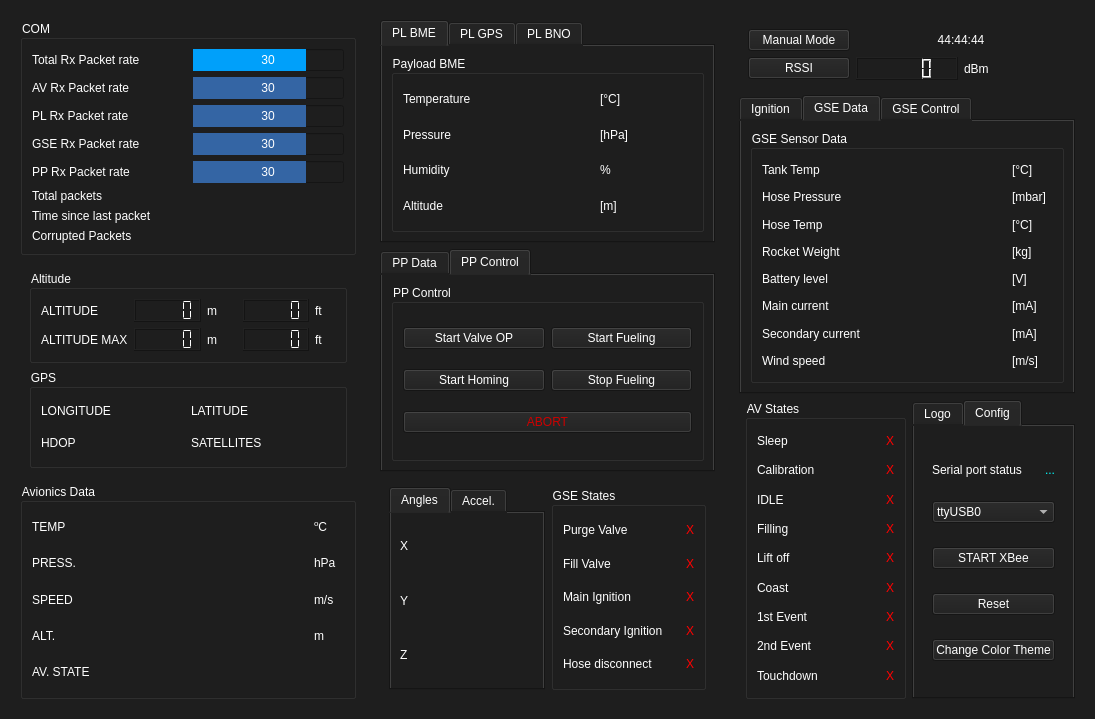
Before: the Qt Designer form UI/ui_file/WasserfallenGUI.ui in MorgesHAB/ERT2020GS, drawn with Qt 5.
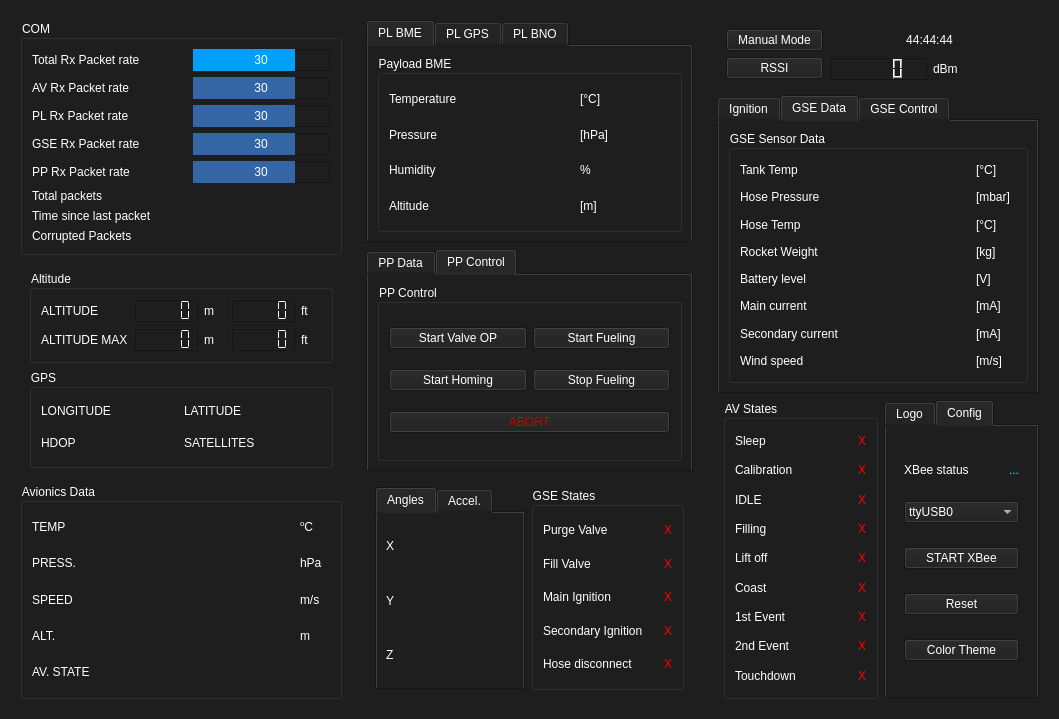
After: the same form once the commit is applied. The open tabs and pages were chosen to show the change. Icons and pictures are not drawn.

Commit message: Gui update right panel

Diff of the .ui file:
```diff
--- a/UI/ui_file/WasserfallenGUI.ui
+++ b/UI/ui_file/WasserfallenGUI.ui
@@ -6,7 +6,7 @@
    <rect>
     <x>0</x>
     <y>0</y>
-    <width>1095</width>
+    <width>1059</width>
     <height>719</height>
    </rect>
   </property>
@@ -1693,7 +1693,7 @@
                 </size>
                </property>
                <property name="text">
-                <string>Serial port status</string>
+                <string>XBee status</string>
                </property>
               </widget>
              </item>
@@ -1756,7 +1756,7 @@
                 <string notr="true"/>
                </property>
                <property name="text">
-                <string>Change Color Theme</string>
+                <string>Color Theme</string>
                </property>
               </widget>
              </item>
@@ -2174,6 +2174,9 @@
                <property name="text">
                 <string/>
                </property>
+               <property name="alignment">
+                <set>Qt::AlignRight|Qt::AlignTrailing|Qt::AlignVCenter</set>
+               </property>
               </widget>
              </item>
              <item row="4" column="2">
@@ -2195,6 +2198,9 @@
                <property name="text">
                 <string/>
                </property>
+               <property name="alignment">
+                <set>Qt::AlignRight|Qt::AlignTrailing|Qt::AlignVCenter</set>
+               </property>
               </widget>
              </item>
              <item row="5" column="2">
@@ -2216,6 +2222,9 @@
                <property name="text">
                 <string/>
                </property>
+               <property name="alignment">
+                <set>Qt::AlignRight|Qt::AlignTrailing|Qt::AlignVCenter</set>
+               </property>
               </widget>
              </item>
              <item row="6" column="2">
@@ -2237,6 +2246,9 @@
                <property name="text">
                 <string/>
                </property>
+               <property name="alignment">
+                <set>Qt::AlignRight|Qt::AlignTrailing|Qt::AlignVCenter</set>
+               </property>
               </widget>
              </item>
              <item row="7" column="2">
```
Left out of the diff: 22 changed lines with no effect on the pictures. The commit also changes 1 other file.
